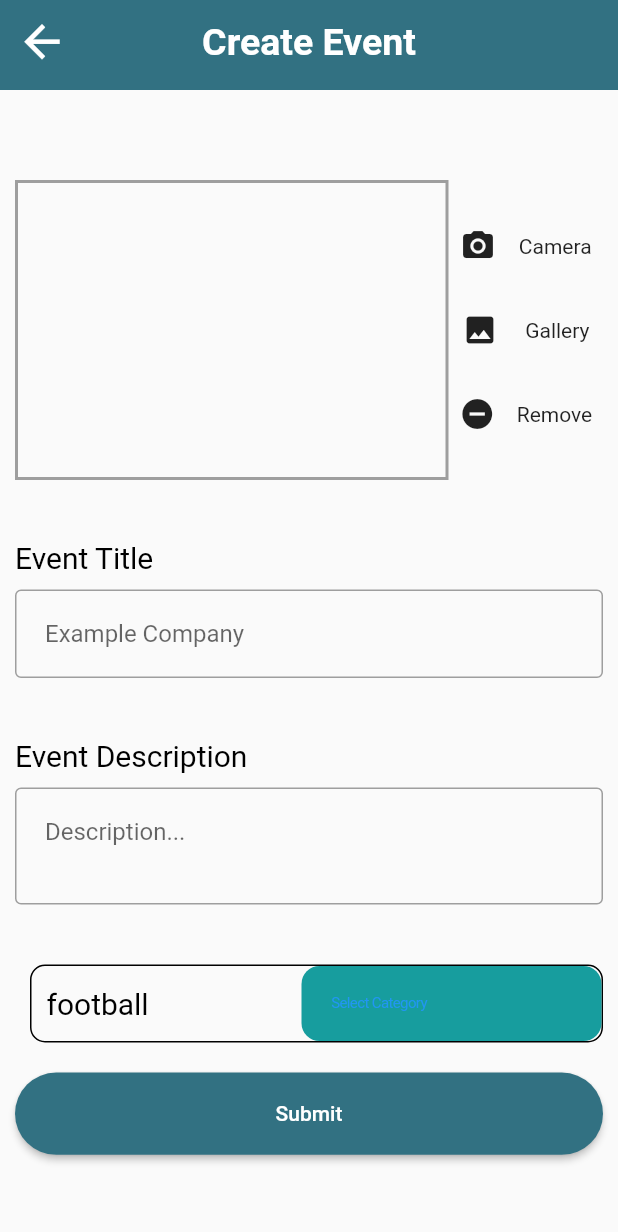
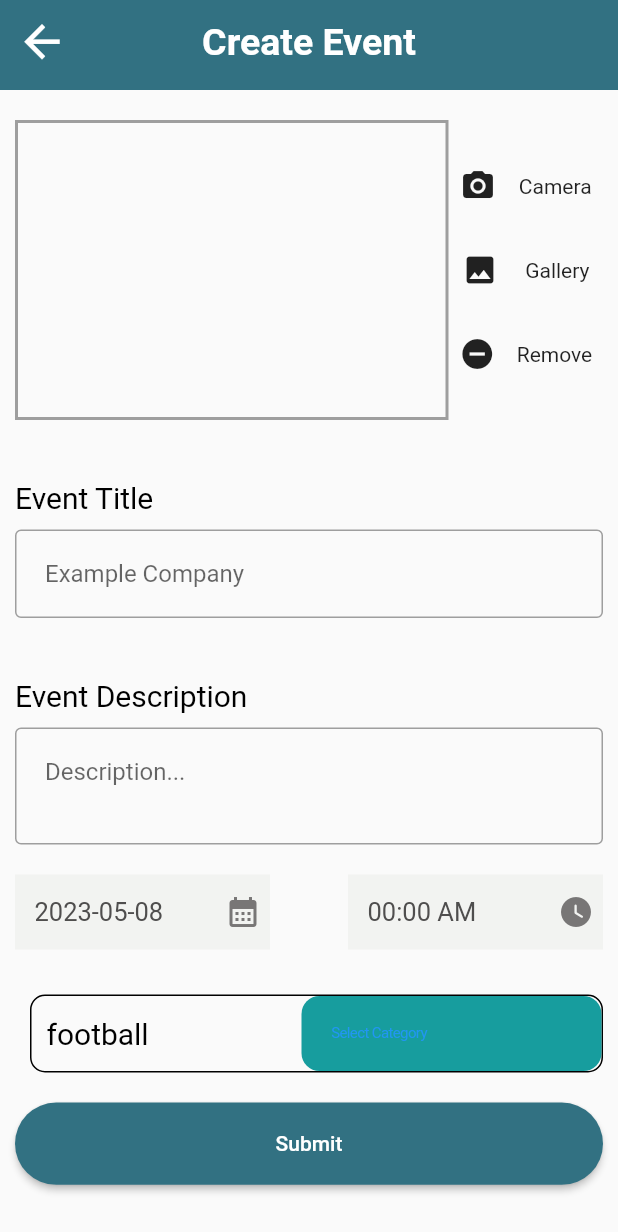
Before and after one commit to magedzidan/youth_care_application_admin, a Flutter app: the CreateEvent screen opened directly, on a phone screen of 412 x 824 dp. Shown: the top 1232 px of the screen. Run offline on Flutter 3.47's test engine with Material 2 defaults, Android fonts, the phone set to English and light mode, and no system bars; our stand-ins replace cloud_firestore, firebase_auth, firebase_core, get, image_picker, jiffy and 2 more; missing offline and left inert: string_extensions; accounts and stored records are empty; network calls fail.

Commit message:
-changes

```diff
--- a/lib/createEvent/create_event.dart
+++ b/lib/createEvent/create_event.dart
@@ -1,5 +1,5 @@
 library create_event.dart;
-
+import 'package:intl/intl.dart';
 import 'dart:io';
 import 'package:cloud_firestore/cloud_firestore.dart';
 import 'package:flutter/cupertino.dart';
@@ -7,6 +7,7 @@ import 'package:flutter/material.dart';
 import 'package:gradutionprojectadmin/constant/constants.dart';
 import 'package:gradutionprojectadmin/createEvent/widgets/custom_appbar.dart';
 import 'package:gradutionprojectadmin/createEvent/widgets/mytext.dart';
+import 'package:string_extensions/string_extensions.dart';
 
 import 'package:image_picker/image_picker.dart';
 
@@ -53,6 +54,41 @@ class _CreateEventState extends State<CreateEvent> {
     getCategories();
 
     super.initState();
+    _timeC.text='00:00 AM';
+
+  }
+
+  DateTime selectedDate = DateTime.now();
+  TimeOfDay selectedTime = TimeOfDay.now();
+
+  TimeOfDay timeOfDay = TimeOfDay.now();
+  final _timeC = TextEditingController();
+
+
+  Future<void> _selectDate(BuildContext context) async {
+    final DateTime? picked = await showDatePicker(
+        context: context,
+        initialDate: selectedDate,
+        firstDate: DateTime(2015, 8),
+        lastDate: DateTime(2030));
+    if (picked != null && picked != selectedDate) {
+      setState(() {
+        selectedDate = picked;
+      });
+    }
+  }
+
+  Future displayTimePicker(BuildContext context) async {
+    var time = await showTimePicker(
+        context: context,
+        initialTime: timeOfDay);
+
+    if (time != null) {
+      setState(() {
+        _timeC.text = "${time.hour}:${time.minute} " ;
+        _timeC.text+="${time.period}".split('.')[1].toUpperCase();
+      });
+    }
   }
 
   @override
@@ -73,7 +109,7 @@ class _CreateEventState extends State<CreateEvent> {
                 child: SingleChildScrollView(
                   child: Padding(
                     padding:
-                        const EdgeInsets.only(top: 60, left: 10, right: 10),
+                        const EdgeInsets.only(top: 20, left: 10, right: 10),
                     child: Column(
                       children: [
                         Column(
@@ -88,6 +124,70 @@ class _CreateEventState extends State<CreateEvent> {
                             EventDescriptionContent(
                               descriptionController: descriptionController,
                             ),
+
+                    Container(
+/*
+                      margin: const EdgeInsets.only(top: 20),
+*/
+/*
+                      padding:  const EdgeInsets.only(top: 30),
+*/
+                      child:Row(
+                        mainAxisAlignment: MainAxisAlignment.spaceBetween,
+                        children: [
+                          GestureDetector(
+                              onTap: ()=>_selectDate(context),
+                              child: Container(
+                                color: Color(0xFFf2f3f1),
+                                height: 50,
+                                width:170,
+                                child: Padding(
+                                  padding: const EdgeInsets.only(left: 13),
+                                  child: Row(
+
+                                    mainAxisAlignment: MainAxisAlignment.spaceBetween,
+                                    children: [
+                                      Text("${selectedDate.toLocal()}".split(' ')[0],style: TextStyle(
+                                          fontSize: 17,
+                                          color:  Color(0xFF4f4e4e)
+                                      ),),
+                                      Padding(
+                                        padding: const EdgeInsets.only(right: 6),
+                                        child: Icon(Icons.calendar_month,color: Color(0xFF787676),),
+                                      )
+                                    ],
+                                  ),
+                                ),
+                              )
+                          ),
+                          GestureDetector(
+                              onTap: ()=>displayTimePicker(context),
+                              child: Container(
+                                color: Color(0xFFf2f3f1),
+                                height: 50,
+                                width:170,
+                                child: Padding(
+                                  padding: const EdgeInsets.only(left: 13),
+                                  child: Row(
+
+                                    mainAxisAlignment: MainAxisAlignment.spaceBetween,
+                                    children: [
+                                      Text(_timeC.text,style: TextStyle(
+                                          fontSize: 17,
+                                          color:  Color(0xFF4f4e4e)
+                                      ),),
+                                      Padding(
+                                        padding: const EdgeInsets.only(right: 6),
+                                        child: Icon(Icons.watch_later_rounded,color: Color(0xFF787676),),
+                                      )
+                                    ],
+                                  ),
+                                ),
+                              )
+                          )
+                        ],
+                      ) ,
+                    ),
 
                             selectCategory(),
                           ],
@@ -115,7 +215,7 @@ class _CreateEventState extends State<CreateEvent> {
 
   Container selectCategory() {
     return Container(
-      margin: const EdgeInsets.only(top: 20, left: 10),
+      margin: const EdgeInsets.only(top: 30, left: 10),
       padding: const EdgeInsets.only(left: 10),
       decoration: BoxDecoration(
         borderRadius: BorderRadius.circular(10),
--- a/lib/createEvent/parts/create_event_submitbutton.dart
+++ b/lib/createEvent/parts/create_event_submitbutton.dart
@@ -17,7 +17,10 @@ class SubmitButton extends StatelessWidget {
   });
   @override
   Widget build(BuildContext context) {
-    return Container(
+    return Transform.translate(
+      offset:Offset(0, 00) ,
+      child: Container(
+
           margin: const EdgeInsets.only(top: 20),
           width: double.infinity,
           height:MediaQuery.of(context).size.height / 15,
@@ -35,7 +38,8 @@ class SubmitButton extends StatelessWidget {
                   borderRadius: BorderRadius.circular(30.0),
                 ),
               ),
-            child: const Text("Submit")));
+              child: const Text("Submit"))),
+    );
   }
 
   void _trySubmit(
--- a/pubspec.yaml
+++ b/pubspec.yaml
@@ -90,6 +90,7 @@ dev_dependencies:
   wave: ^0.2.0
   line_icons: ^2.0.1
   uuid: ^3.0.5
+  string_extensions: ^0.6.3
 
 
 # For information on the generic Dart part of this file, see the
```
Also changed, not shown: pubspec.lock. Lines whose indentation alone changed are shown as unchanged.
